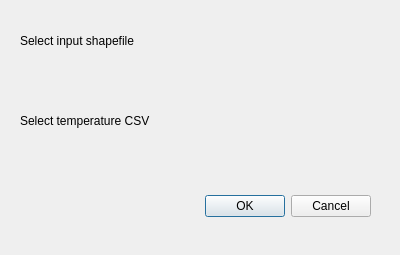
Qt form src/plugin/movement_analysis/movement_analysis_dialog_base.ui (saadsaifse/flight-analysis) before a commit.
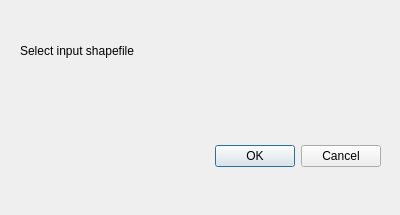
The same form after that commit. Custom widgets are drawn as their Qt base class.

```diff
--- a/src/plugin/movement_analysis/movement_analysis_dialog_base.ui
+++ b/src/plugin/movement_analysis/movement_analysis_dialog_base.ui
@@ -7,7 +7,7 @@
     <x>0</x>
     <y>0</y>
     <width>400</width>
-    <height>255</height>
+    <height>215</height>
    </rect>
   </property>
   <property name="windowTitle">
@@ -16,8 +16,8 @@
   <widget class="QDialogButtonBox" name="button_box">
    <property name="geometry">
     <rect>
-     <x>30</x>
-     <y>190</y>
+     <x>40</x>
+     <y>140</y>
      <width>341</width>
      <height>32</height>
     </rect>
@@ -33,7 +33,7 @@
    <property name="geometry">
     <rect>
      <x>20</x>
-     <y>30</y>
+     <y>40</y>
      <width>151</width>
      <height>21</height>
     </rect>
@@ -42,34 +42,11 @@
     <string>Select input shapefile</string>
    </property>
   </widget>
-  <widget class="QLabel" name="label_2">
-   <property name="geometry">
-    <rect>
-     <x>20</x>
-     <y>110</y>
-     <width>151</width>
-     <height>21</height>
-    </rect>
-   </property>
-   <property name="text">
-    <string>Select temperature CSV</string>
-   </property>
-  </widget>
   <widget class="QgsFileWidget" name="mQgsFileWidget1">
    <property name="geometry">
     <rect>
      <x>20</x>
-     <y>60</y>
-     <width>331</width>
-     <height>27</height>
-    </rect>
-   </property>
-  </widget>
-  <widget class="QgsFileWidget" name="mQgsFileWidget2">
-   <property name="geometry">
-    <rect>
-     <x>20</x>
-     <y>150</y>
+     <y>80</y>
      <width>331</width>
      <height>27</height>
     </rect>
```
